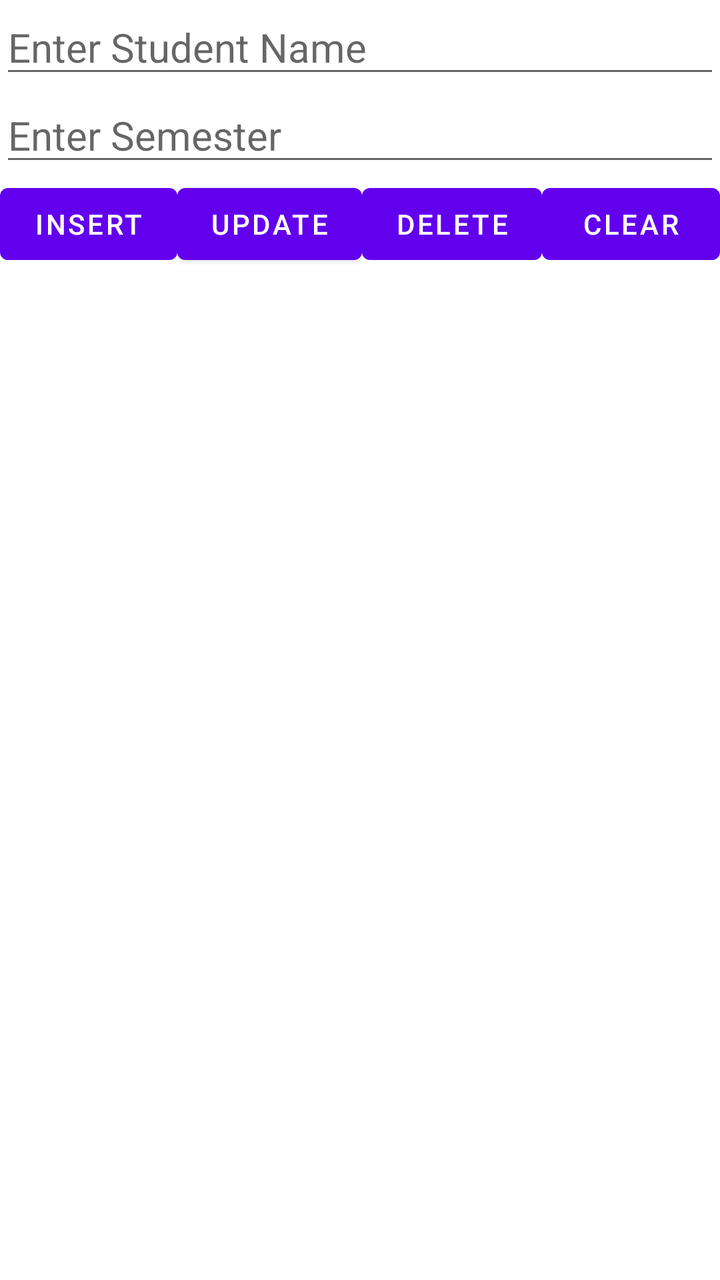
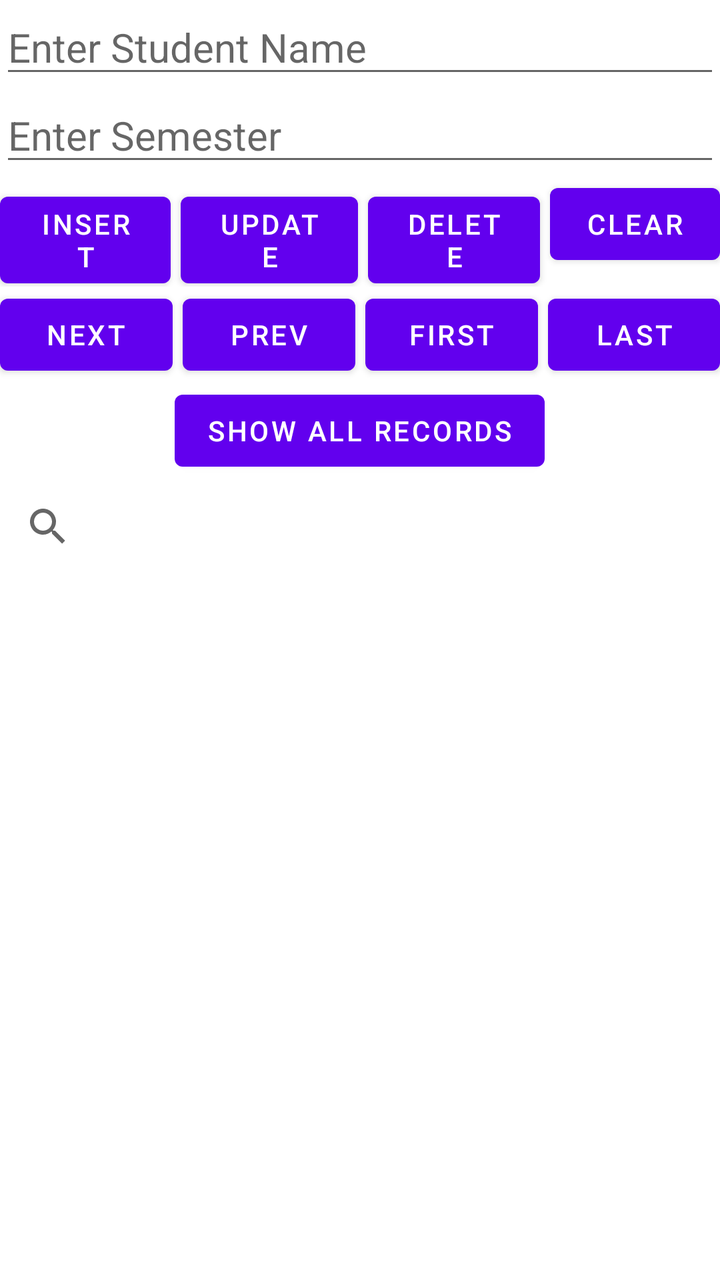

Two renders of the same Android screen: before a commit and after it. Below are the layout's source before the change and the commit's diff.
<!-- AndroidManifest.xml: application theme Theme.Database -->
<!-- res/layout/activity_main.xml -->
<?xml version="1.0" encoding="utf-8"?>
<LinearLayout xmlns:android="http://schemas.android.com/apk/res/android"
    xmlns:app="http://schemas.android.com/apk/res-auto"
    xmlns:tools="http://schemas.android.com/tools"
    android:layout_width="match_parent"
    android:layout_height="match_parent"
    android:layout_margin="10dp"
    android:orientation="vertical"
    tools:context=".MainActivity">

    <EditText
        android:id="@+id/ed_sname"
        android:layout_width="match_parent"
        android:layout_height="wrap_content"
        android:hint="Enter Student Name "
        android:textSize="20dp"
        />
    <EditText
        android:id="@+id/ed_sem"
        android:layout_width="match_parent"
        android:layout_height="wrap_content"
        android:hint="Enter Semester "
        android:textSize="20dp"
        />

    <LinearLayout
        android:layout_width="match_parent"
        android:layout_height="wrap_content"
        android:orientation="horizontal">
        <Button
            android:id="@+id/insertbtn"
            android:layout_width="wrap_content"
            android:layout_height="wrap_content"
            android:layout_weight="1"
            android:text="Insert" />
        <Button
            android:id="@+id/updatebtn"
            android:layout_width="wrap_content"
            android:layout_height="wrap_content"
            android:layout_weight="1"
            android:text="Update" />
        <Button
            android:id="@+id/deletebtn"
            android:layout_width="wrap_content"
            android:layout_height="wrap_content"
            android:layout_weight="1"
            android:text="Delete" />
        <Button
            android:id="@+id/clearbtn"
            android:layout_width="wrap_content"
            android:layout_height="wrap_content"
            android:layout_weight="1"
            android:text="clear" />


    </LinearLayout>


</LinearLayout>
<!-- resources referenced by this layout -->
<resources>
  <style name="Theme.Database" parent="Theme.MaterialComponents.DayNight.DarkActionBar">
          
          <item name="colorPrimary">@color/purple_500</item>
          <item name="colorPrimaryVariant">@color/purple_700</item>
          <item name="colorOnPrimary">@color/white</item>
          
          <item name="colorSecondary">@color/teal_200</item>
          <item name="colorSecondaryVariant">@color/teal_700</item>
          <item name="colorOnSecondary">@color/black</item>
          
          <item name="android:statusBarColor" tools:targetApi="l">?attr/colorPrimaryVariant</item>
          
      </style>
  <color name="purple_500">#FF6200EE</color>
  <color name="purple_700">#FF3700B3</color>
  <color name="white">#FFFFFFFF</color>
  <color name="teal_200">#FF03DAC5</color>
  <color name="teal_700">#FF018786</color>
  <color name="black">#FF000000</color>
</resources>

<!-- the commit's change to res/layout/activity_main.xml (unified diff, before → after) -->
@@ -38,22 +38,77 @@
             android:layout_width="wrap_content"
             android:layout_height="wrap_content"
             android:layout_weight="1"
+            android:layout_marginLeft="5dp"
             android:text="Update" />
         <Button
             android:id="@+id/deletebtn"
             android:layout_width="wrap_content"
             android:layout_height="wrap_content"
             android:layout_weight="1"
+            android:layout_marginLeft="5dp"
             android:text="Delete" />
         <Button
             android:id="@+id/clearbtn"
             android:layout_width="wrap_content"
             android:layout_height="wrap_content"
             android:layout_weight="1"
+            android:layout_marginLeft="5dp"
             android:text="clear" />
 
 
     </LinearLayout>
 
+    <LinearLayout
+        android:layout_width="match_parent"
+        android:layout_height="wrap_content"
+        android:orientation="horizontal">
+        <Button
+            android:id="@+id/nextbtn"
+            android:layout_width="wrap_content"
+            android:layout_height="wrap_content"
+            android:layout_weight="1"
+            android:text="Next" />
+        <Button
+            android:id="@+id/previousbtn"
+            android:layout_width="wrap_content"
+            android:layout_height="wrap_content"
+            android:layout_weight="1"
+            android:layout_marginLeft="5dp"
+            android:text="Prev" />
+        <Button
+            android:id="@+id/firstbtn"
+            android:layout_width="wrap_content"
+            android:layout_height="wrap_content"
+            android:layout_weight="1"
+            android:layout_marginLeft="5dp"
+            android:text="First" />
+        <Button
+            android:id="@+id/lastbtn"
+            android:layout_width="wrap_content"
+            android:layout_height="wrap_content"
+            android:layout_weight="1"
+            android:layout_marginLeft="5dp"
+            android:text="Last" />
+
+
+    </LinearLayout>
+
+    <Button
+        android:id="@+id/showBtn"
+        android:layout_width="wrap_content"
+        android:layout_height="wrap_content"
+        android:layout_gravity="center"
+        android:text="Show All Records"/>
+
+    <SearchView
+        android:id="@+id/searchView"
+        android:layout_width="match_parent"
+        android:layout_height="wrap_content" />
+
+    <ListView
+        android:id="@+id/listView"
+        android:layout_width="match_parent"
+        android:layout_height="wrap_content"/>
+
 
 </LinearLayout>
